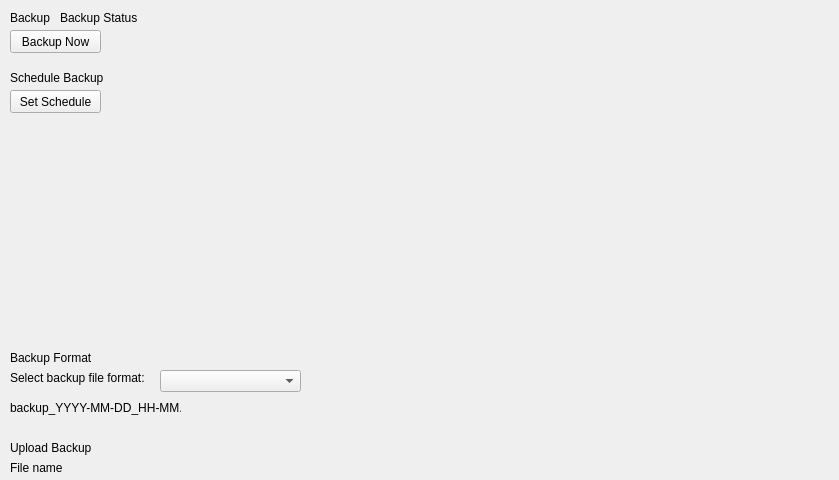
Kazu0210/Inventory-System, file app/src/ui/NEW/backupRestore_page.ui: the form before one commit.
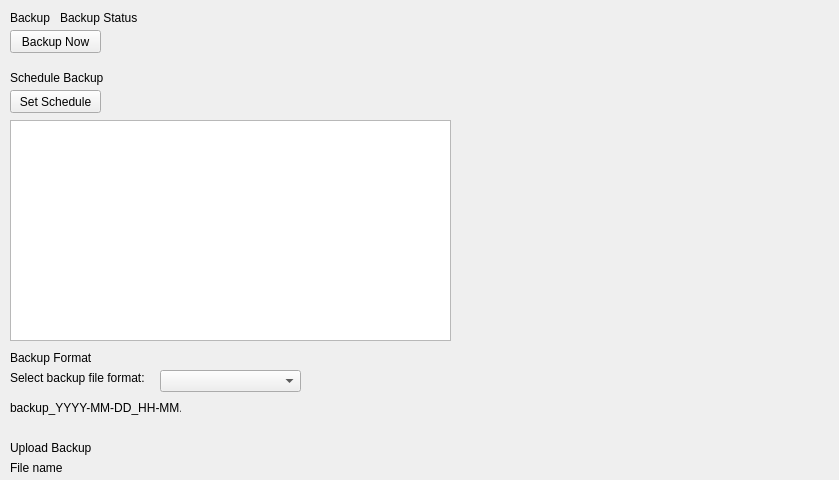
The form after the commit.

Commit message: add table for viewing backup schedules

```diff
--- a/app/src/ui/NEW/backupRestore_page.ui
+++ b/app/src/ui/NEW/backupRestore_page.ui
@@ -153,6 +153,16 @@
     <string>File name</string>
    </property>
   </widget>
+  <widget class="QTableWidget" name="sched_tableWidget">
+   <property name="geometry">
+    <rect>
+     <x>10</x>
+     <y>120</y>
+     <width>441</width>
+     <height>221</height>
+    </rect>
+   </property>
+  </widget>
  </widget>
  <resources/>
  <connections/>
```
The commit also changes 3 other files.
